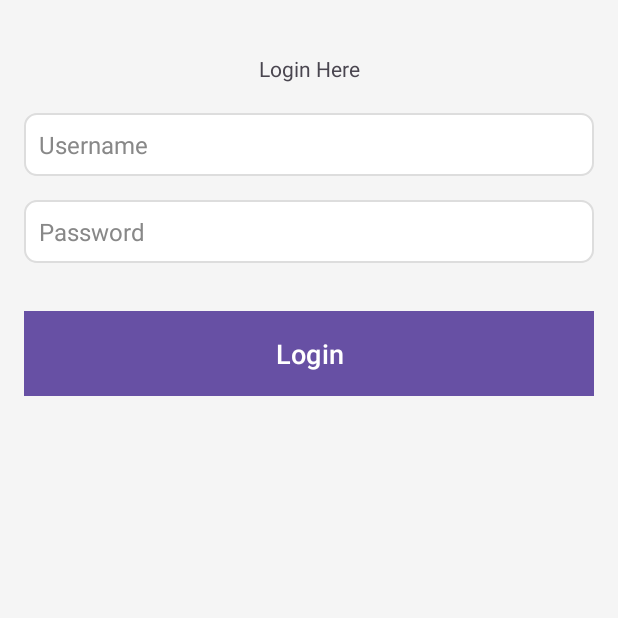
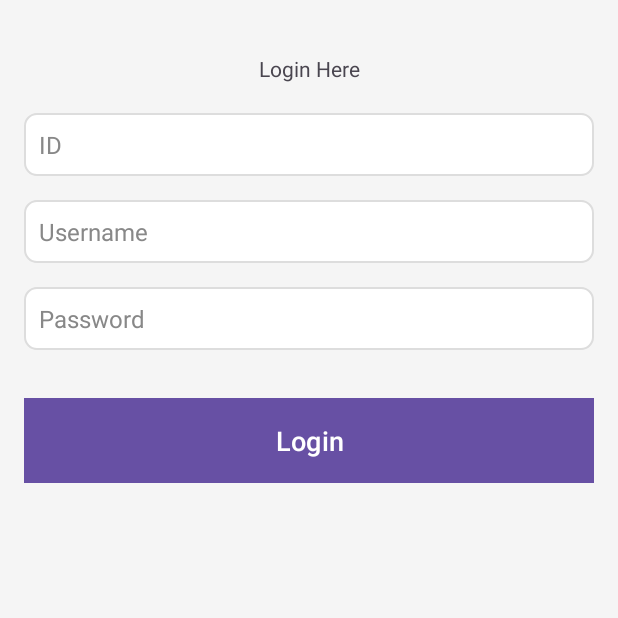
Before and after one commit to itsme3030/Hostel-Management-App, an Android app: the screen it shows after launch (MainActivity), after a tap on "Login", on a phone screen of 412 x 824 dp, the top half of it. Run offline under Robolectric (Android 15) with nearby library versions, the light colour scheme and no system bars; our stand-ins replace Firebase (no records; nobody signed in at launch, a user with empty details on screens opened directly).

Commit message:
Login using ID added

```diff
--- a/app/src/main/java/com/example/hostelhomes/MainActivity.java
+++ b/app/src/main/java/com/example/hostelhomes/MainActivity.java
@@ -21,8 +21,7 @@ import com.google.firebase.database.ValueEventListener;
 public class MainActivity extends AppCompatActivity {
 
     Button loginbtn;
-    EditText etuname;
-    EditText etpassword;
+    EditText etuname, etid, etpassword;
     DatabaseReference databaseReference;
     private static final String TAG = "MainActivity";
     private static final String PREFS_NAME = "LoginPrefs"; // Name for SharedPreferences
@@ -34,18 +33,19 @@ public class MainActivity extends AppCompatActivity {
         // Check if the user is already logged in
         SharedPreferences preferences = getSharedPreferences(PREFS_NAME, Context.MODE_PRIVATE);
         if (preferences.getBoolean("loggedIn", false)) {
-            // User is already logged in, redirect to Home activity
             Intent intent = new Intent(MainActivity.this, HomeActivity.class);
             intent.putExtra("uname", preferences.getString("username", ""));
+            intent.putExtra("ID", preferences.getString("ID", ""));
             startActivity(intent);
             finish();
-            return; // Skip the rest of the onCreate logic
+            return;
         }
 
         setContentView(R.layout.activity_main);
 
         loginbtn = findViewById(R.id.loginbtn);
         etuname = findViewById(R.id.etuname);
+        etid = findViewById(R.id.etid);
         etpassword = findViewById(R.id.etpassword);
 
         // Initialize Firebase Database
@@ -56,13 +56,15 @@ public class MainActivity extends AppCompatActivity {
             @Override
             public void onClick(View view) {
                 String uname = etuname.getText().toString();
+                String id = etid.getText().toString();
                 String pass = etpassword.getText().toString();
+
                 Log.d(TAG, "Login button clicked, username: " + uname);
-                if (!uname.isEmpty() && !pass.isEmpty()) {
+                if (!uname.isEmpty() && !pass.isEmpty() && !id.isEmpty()) {
                     Log.d(TAG, "Authentication process started");
                     authenticateUser(uname, pass);
                 } else {
-                    Toast.makeText(MainActivity.this, "Please enter Username and Password", Toast.LENGTH_LONG).show();
+                    Toast.makeText(MainActivity.this, "Please enter Username, ID, and Password", Toast.LENGTH_LONG).show();
                 }
             }
         });
@@ -79,25 +81,26 @@ public class MainActivity extends AppCompatActivity {
                 for (DataSnapshot userSnapshot : snapshot.getChildren()) {
                     String username = userSnapshot.child("username").getValue(String.class);
                     String password = userSnapshot.child("password").getValue(String.class);
+                    String ID = userSnapshot.child("ID").getValue(String.class);  // Retrieve ID from Firebase
+
+                    Log.d(TAG, "Retrieved from Firebase - Username: " + username + ", ID: " + ID);  // Debugging log
 
                     if (username != null && username.equals(inputUsername)) {
                         userFound = true;
-                        Log.d(TAG, "User found in database: " + username);
+
                         if (password != null && password.equals(inputPassword)) {
-                            Log.d(TAG, "Password matched for user: " + username);
-                            Toast.makeText(MainActivity.this, "You are logged in as " + username, Toast.LENGTH_LONG).show();
-
-                            // Save login status and username in SharedPreferences
+                            // Save login status, username, and ID in SharedPreferences
                             SharedPreferences preferences = getSharedPreferences(PREFS_NAME, Context.MODE_PRIVATE);
                             SharedPreferences.Editor editor = preferences.edit();
                             editor.putBoolean("loggedIn", true);
                             editor.putString("username", username);
-                            editor.apply(); // Apply the changes
+                            editor.putString("ID", ID);  // Store ID
+                            editor.apply();
 
+                            // Pass username and ID to HomeActivity
                             Intent maintohome = new Intent(MainActivity.this, HomeActivity.class);
                             maintohome.putExtra("uname", username);
-                            etuname.setText("");
-                            etpassword.setText("");
+                            maintohome.putExtra("ID", ID);  // Pass ID
                             startActivity(maintohome);
                             finish();
                         } else {
--- a/app/src/main/res/layout/activity_main.xml
+++ b/app/src/main/res/layout/activity_main.xml
@@ -21,6 +21,17 @@
 
 
     <EditText
+        android:id="@+id/etid"
+        android:layout_width="match_parent"
+        android:layout_height="wrap_content"
+        android:hint="ID"
+        android:textColor="#000000"
+        android:background="@drawable/edittext_bg"
+        android:padding="10dp"
+        android:textColorHint="#888888"
+        android:textSize="16sp"/>
+
+    <EditText
         android:id="@+id/etuname"
         android:layout_width="match_parent"
         android:layout_height="wrap_content"
@@ -28,6 +39,7 @@
         android:textColor="#000000"
         android:background="@drawable/edittext_bg"
         android:padding="10dp"
+        android:layout_marginTop="16dp"
         android:textColorHint="#888888"
         android:textSize="16sp"/>
 
```
Also changed, not shown: app/src/main/java/com/example/hostelhomes/HomeActivity.java (+15 -9 lines).
